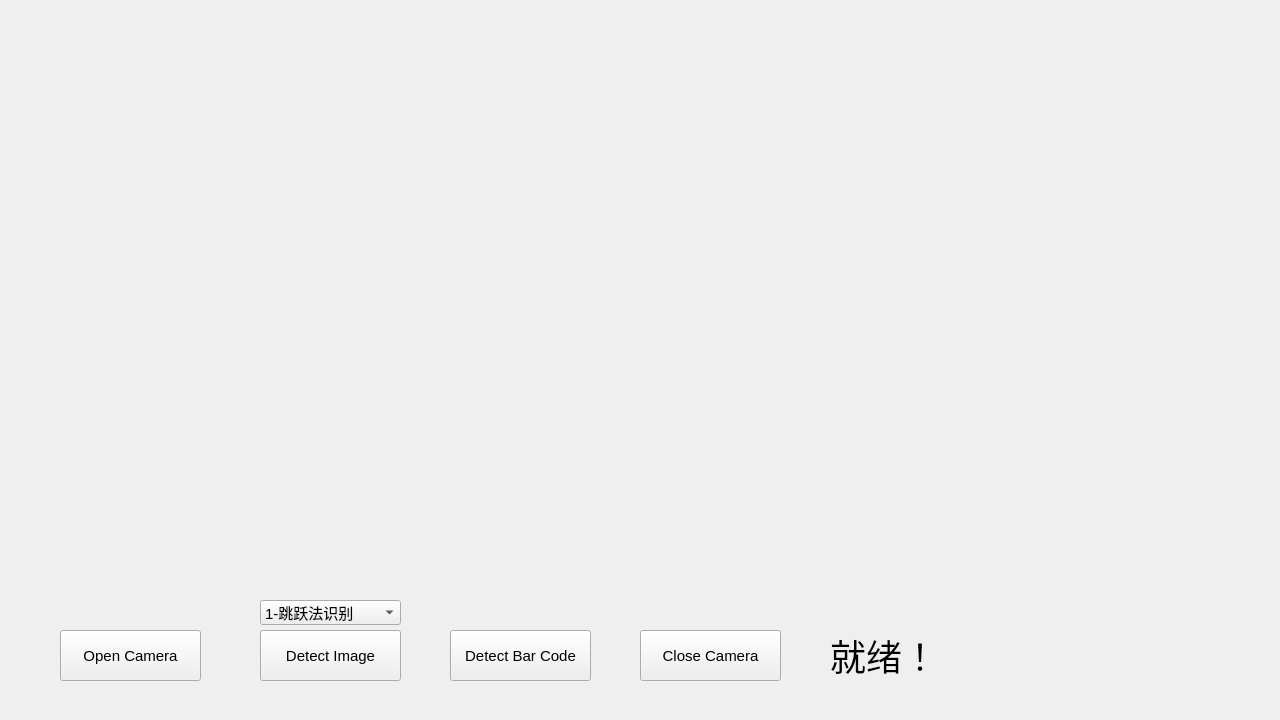
Old version of the form widget.ui in the repository ModelQuantification/barCodeDetector.
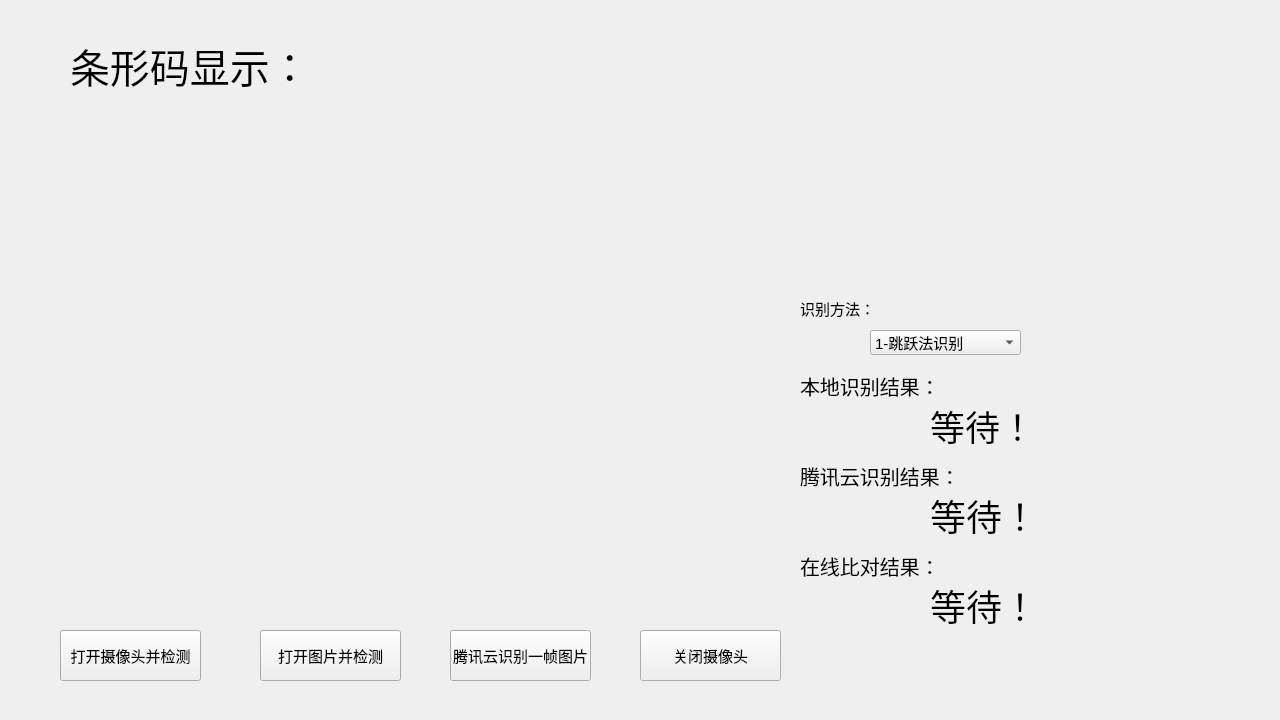
New version of the form.

Commit message: 改变GUI

What changed in the file:
```diff
--- a/widget.ui
+++ b/widget.ui
@@ -28,7 +28,7 @@
     </rect>
    </property>
    <property name="text">
-    <string>Open Camera</string>
+    <string>打开摄像头并检测</string>
    </property>
   </widget>
   <widget class="QPushButton" name="detectImage">
@@ -41,7 +41,7 @@
     </rect>
    </property>
    <property name="text">
-    <string>Detect Image</string>
+    <string>打开图片并检测</string>
    </property>
   </widget>
   <widget class="QPushButton" name="detectBarCode">
@@ -54,7 +54,7 @@
     </rect>
    </property>
    <property name="text">
-    <string>Detect Bar Code</string>
+    <string>腾讯云识别一帧图片</string>
    </property>
   </widget>
   <widget class="QPushButton" name="closeCamera">
@@ -67,15 +67,15 @@
     </rect>
    </property>
    <property name="text">
-    <string>Close Camera</string>
+    <string>关闭摄像头</string>
    </property>
   </widget>
   <widget class="QLabel" name="barCodeShow">
    <property name="geometry">
     <rect>
-     <x>830</x>
-     <y>630</y>
-     <width>351</width>
+     <x>930</x>
+     <y>490</y>
+     <width>261</width>
      <height>51</height>
     </rect>
    </property>
@@ -85,13 +85,13 @@
     </font>
    </property>
    <property name="text">
-    <string>就绪！</string>
+    <string>等待！</string>
    </property>
   </widget>
   <widget class="QLabel" name="imgFrame">
    <property name="geometry">
     <rect>
-     <x>60</x>
+     <x>110</x>
      <y>120</y>
      <width>681</width>
      <height>461</height>
@@ -104,9 +104,9 @@
   <widget class="QComboBox" name="comboBox">
    <property name="geometry">
     <rect>
-     <x>260</x>
-     <y>600</y>
-     <width>141</width>
+     <x>870</x>
+     <y>330</y>
+     <width>151</width>
      <height>25</height>
     </rect>
    </property>
@@ -121,6 +121,127 @@
     </property>
    </item>
   </widget>
+  <widget class="QLabel" name="comment">
+   <property name="geometry">
+    <rect>
+     <x>70</x>
+     <y>30</y>
+     <width>351</width>
+     <height>71</height>
+    </rect>
+   </property>
+   <property name="font">
+    <font>
+     <pointsize>30</pointsize>
+    </font>
+   </property>
+   <property name="text">
+    <string>条形码显示：</string>
+   </property>
+  </widget>
+  <widget class="QLabel" name="comment2">
+   <property name="geometry">
+    <rect>
+     <x>800</x>
+     <y>550</y>
+     <width>141</width>
+     <height>31</height>
+    </rect>
+   </property>
+   <property name="font">
+    <font>
+     <pointsize>15</pointsize>
+    </font>
+   </property>
+   <property name="text">
+    <string>在线比对结果：</string>
+   </property>
+  </widget>
+  <widget class="QLabel" name="judgle">
+   <property name="geometry">
+    <rect>
+     <x>930</x>
+     <y>580</y>
+     <width>101</width>
+     <height>51</height>
+    </rect>
+   </property>
+   <property name="font">
+    <font>
+     <pointsize>27</pointsize>
+    </font>
+   </property>
+   <property name="text">
+    <string>等待！</string>
+   </property>
+  </widget>
+  <widget class="QLabel" name="comment3">
+   <property name="geometry">
+    <rect>
+     <x>800</x>
+     <y>370</y>
+     <width>141</width>
+     <height>31</height>
+    </rect>
+   </property>
+   <property name="font">
+    <font>
+     <pointsize>15</pointsize>
+    </font>
+   </property>
+   <property name="text">
+    <string>本地识别结果：</string>
+   </property>
+  </widget>
+  <widget class="QLabel" name="detect">
+   <property name="geometry">
+    <rect>
+     <x>930</x>
+     <y>400</y>
+     <width>261</width>
+     <height>51</height>
+    </rect>
+   </property>
+   <property name="font">
+    <font>
+     <pointsize>26</pointsize>
+    </font>
+   </property>
+   <property name="text">
+    <string>等待！</string>
+   </property>
+  </widget>
+  <widget class="QLabel" name="comment4">
+   <property name="geometry">
+    <rect>
+     <x>800</x>
+     <y>300</y>
+     <width>91</width>
+     <height>17</height>
+    </rect>
+   </property>
+   <property name="text">
+    <string>识别方法：</string>
+   </property>
+  </widget>
+  <widget class="QLabel" name="comment5">
+   <property name="geometry">
+    <rect>
+     <x>800</x>
+     <y>460</y>
+     <width>161</width>
+     <height>31</height>
+    </rect>
+   </property>
+   <property name="font">
+    <font>
+     <pointsize>15</pointsize>
+    </font>
+   </property>
+   <property name="text">
+    <string>腾讯云识别结果：</string>
+   </property>
+  </widget>
  </widget>
  <resources/>
  <connections/>
```
